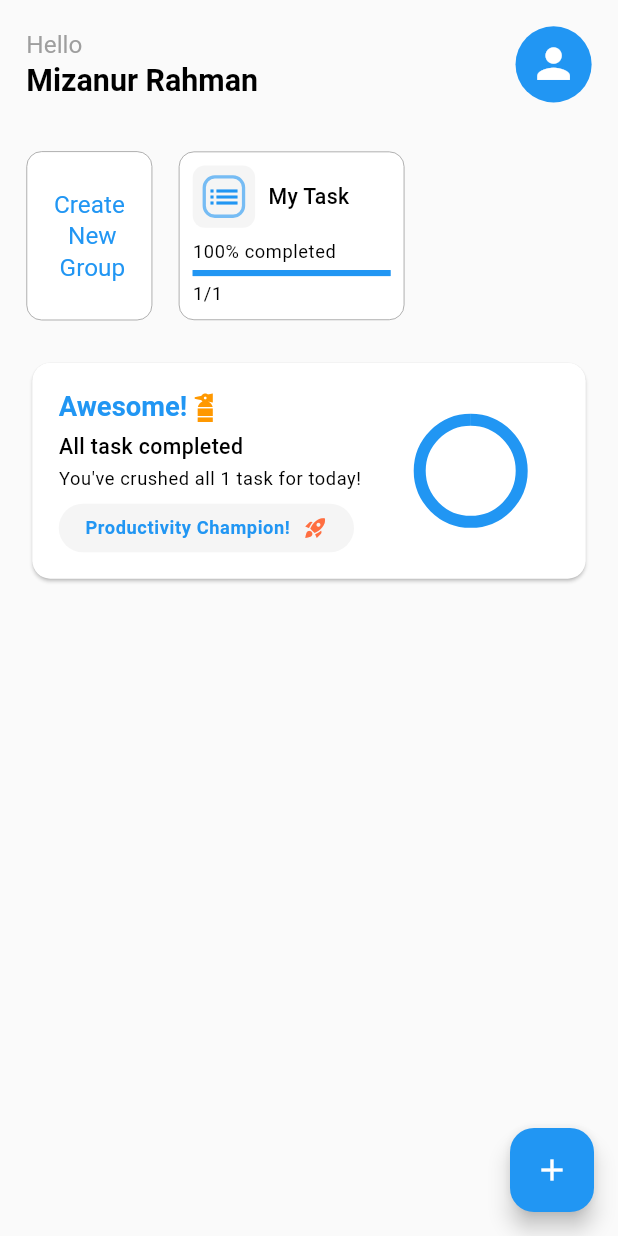
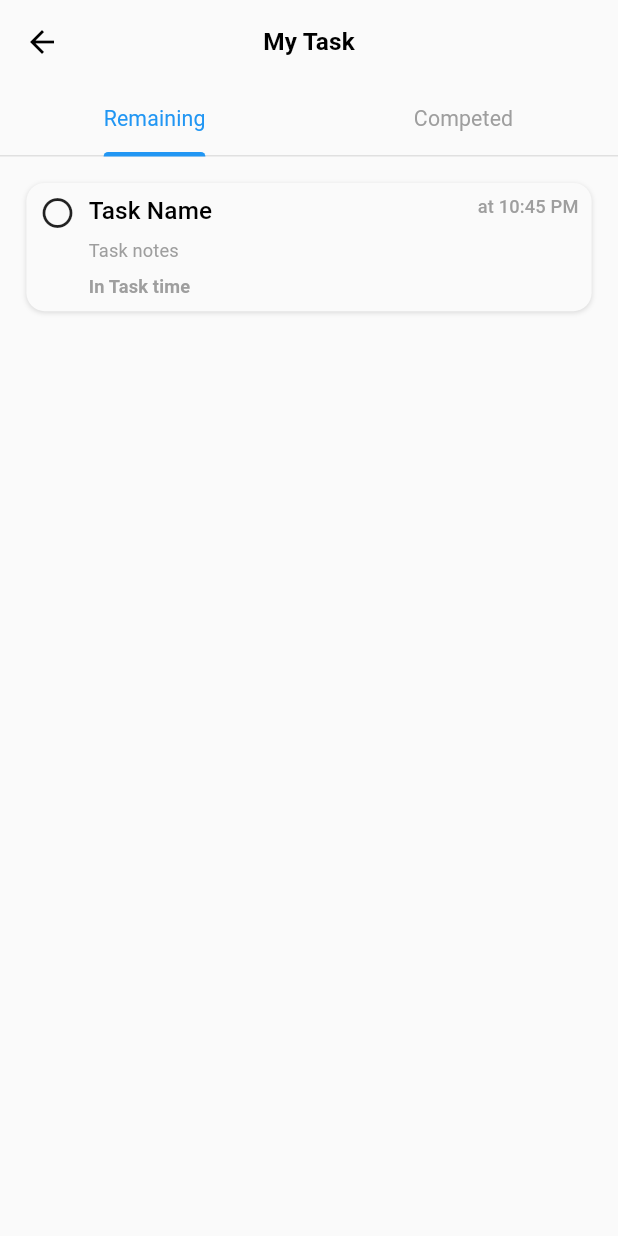
Before and after one commit to mizan77mr/Work-Track, a Flutter app: the HomeView screen opened directly, after a tap on "My Task", on a phone screen of 412 x 824 dp. Run offline on Flutter 3.47's test engine with Material 3 defaults, Android fonts, the phone set to English and light mode, and no system bars; our stand-ins replace flutter_screenutil, flutter_svg, get.

Commit message:
all task screen,task remaining and completed screen UI done

```diff
--- a/lib/core/constants/assets_path/icons_path.dart
+++ b/lib/core/constants/assets_path/icons_path.dart
@@ -4,4 +4,6 @@ class IconsPath {
   static const String calenderIcon = '$_basePath/calendar.png';
   static const String sparklesIcon = '$_basePath/sparkles.png';
   static const String notificationIcon = '$_basePath/notificaiton.png';
+  static const String aiIcon = '$_basePath/ai_icon.png';
+  static const String sparklesIcon1 = '$_basePath/sparkles_icon.png';
 }
--- a/lib/core/routes/app_routes.dart
+++ b/lib/core/routes/app_routes.dart
@@ -3,11 +3,13 @@ import 'package:work_track/features/ai/view/ai_view.dart';
 import 'package:work_track/features/auth/view/onboarding_view.dart';
 import 'package:work_track/features/auth/view/splash_view.dart';
 import 'package:work_track/features/calendar/view/calendar_view.dart';
+import 'package:work_track/features/home/view/all_task_view.dart';
 import 'package:work_track/features/home/view/create_task_view.dart';
 import 'package:work_track/features/home/view/home_view.dart';
 import 'package:work_track/features/home/view/intro_home_view.dart';
 import 'package:work_track/features/main_bottom_nav/view/main_bottom_nav_view.dart';
 import 'package:work_track/features/notificatios/view/notifications_view.dart';
+import 'package:work_track/features/profile/view/profile_view.dart';
 
 class AppRoutes {
   static Route<dynamic> route(RouteSettings setting) {
@@ -30,6 +32,10 @@ class AppRoutes {
       screenWidget = NotificationsView();
     } else if (setting.name == CreateTaskView.name) {
       screenWidget = CreateTaskView();
+    } else if (setting.name == AllTaskView.name) {
+      screenWidget = AllTaskView();
+    } else if (setting.name == ProfileView.name) {
+      screenWidget = ProfileView();
     }
 
     return MaterialPageRoute(builder: (context) => screenWidget);
--- /dev/null
+++ b/lib/features/home/view/all_task_view.dart
@@ -0,0 +1,47 @@
+import 'package:flutter/material.dart';
+import 'package:flutter_screenutil/flutter_screenutil.dart';
+import 'package:work_track/core/constants/app_colors.dart';
+import 'package:work_track/core/themes/app_text_theme.dart';
+import 'package:work_track/core/utils/gap.dart';
+import 'package:work_track/features/home/view/completed_task_view.dart';
+import 'package:work_track/features/home/view/remaining_task_view.dart';
+
+class AllTaskView extends StatefulWidget {
+  const AllTaskView({super.key});
+
+  static final String name = 'all-task-screen';
+
+  @override
+  State<AllTaskView> createState() => _AllTaskViewState();
+}
+
+class _AllTaskViewState extends State<AllTaskView> {
+  @override
+  Widget build(BuildContext context) {
+    return DefaultTabController(
+      length: 2,
+      child: Scaffold(
+        appBar: AppBar(title: Text('My Task')),
+        body: Column(
+          children: [
+            TabBar(
+              dividerColor: Colors.grey.shade300,
+              labelPadding: EdgeInsetsGeometry.all(12.w),
+              labelStyle: fontSize14(
+                context,
+              ).copyWith(fontWeight: FontWeight.w400, letterSpacing: 0.1.sp),
+              labelColor: AppColors.themeColor,
+              unselectedLabelColor: Colors.grey,
+              tabs: [Text('Remaining'), Text('Competed')],
+            ),
+            Expanded(
+              child: TabBarView(
+                children: [RemainingTaskView(), CompletedTaskView()],
+              ),
+            ),
+          ],
+        ),
+      ),
+    );
+  }
+}
--- a/lib/features/home/view/create_task_view.dart
+++ b/lib/features/home/view/create_task_view.dart
@@ -22,8 +22,7 @@ class _CreateTaskViewState extends State<CreateTaskView> {
 
   @override
   Widget build(BuildContext context) {
-    return SafeArea(
-      child: Scaffold(
+    return Scaffold(
       appBar: AppBar(
         title: Text(
           'Create Task',
@@ -36,6 +35,7 @@ class _CreateTaskViewState extends State<CreateTaskView> {
       ),
       body: Padding(
         padding: EdgeInsets.all(16.w),
+        child: SafeArea(
           child: Column(
             crossAxisAlignment: CrossAxisAlignment.start,
             children: [
--- a/lib/features/home/view/home_view.dart
+++ b/lib/features/home/view/home_view.dart
@@ -3,6 +3,7 @@ import 'package:flutter_screenutil/flutter_screenutil.dart';
 import 'package:work_track/core/constants/app_colors.dart';
 import 'package:work_track/core/themes/app_text_theme.dart';
 import 'package:work_track/core/utils/gap.dart';
+import 'package:work_track/features/home/view/all_task_view.dart';
 import 'package:work_track/features/home/widgets/user_name_and_image_template.dart';
 
 class HomeView extends StatefulWidget {
@@ -17,9 +18,9 @@ class HomeView extends StatefulWidget {
 class _HomeViewState extends State<HomeView> {
   @override
   Widget build(BuildContext context) {
-    return SafeArea(
-      child: Scaffold(
-        body: Padding(
+    return Scaffold(
+      body: SafeArea(
+        child: Padding(
           padding: EdgeInsets.all(16.w),
           child: Column(
             children: [
@@ -32,17 +33,17 @@ class _HomeViewState extends State<HomeView> {
             ],
           ),
         ),
-        floatingActionButton: FloatingActionButton(
-          onPressed: () {},
-          child: Icon(Icons.add, color: Colors.white),
-        ),
+      ),
+      floatingActionButton: FloatingActionButton(
+        onPressed: () {},
+        child: Icon(Icons.add, color: Colors.white),
       ),
     );
   }
 
 
 
-  Card _buildAllTaskCompletedPopup(BuildContext context) {
+  Widget _buildAllTaskCompletedPopup(BuildContext context) {
     return Card(
       elevation: 1,
       child: Container(
@@ -144,7 +145,7 @@ class _HomeViewState extends State<HomeView> {
         ),
         Gap.width(16),
         GestureDetector(
-          onTap: () {},
+          onTap: ()=>Navigator.pushNamed(context, AllTaskView.name),
           child: Container(
             padding: EdgeInsets.all(8.w),
             decoration: BoxDecoration(
--- /dev/null
+++ b/lib/features/home/view/remaining_task_view.dart
@@ -0,0 +1,20 @@
+import 'package:flutter/material.dart';
+import 'package:work_track/features/home/widgets/task_card.dart';
+
+class RemainingTaskView extends StatefulWidget {
+  const RemainingTaskView({super.key});
+
+  @override
+  State<RemainingTaskView> createState() => _RemainingTaskViewState();
+}
+
+class _RemainingTaskViewState extends State<RemainingTaskView> {
+  @override
+  Widget build(BuildContext context) {
+    return Column(
+      children: [
+        TaskCard(),
+      ],
+    );
+  }
+}
--- /dev/null
+++ b/lib/features/home/widgets/task_card.dart
@@ -0,0 +1,97 @@
+import 'package:flutter/material.dart';
+import 'package:flutter_screenutil/flutter_screenutil.dart';
+import 'package:work_track/core/constants/app_colors.dart';
+import 'package:work_track/core/themes/app_text_theme.dart';
+import 'package:work_track/core/utils/gap.dart';
+
+class TaskCard extends StatefulWidget {
+  const TaskCard({super.key});
+
+  @override
+  State<TaskCard> createState() => _TaskCardState();
+}
+
+class _TaskCardState extends State<TaskCard> {
+  bool _isSelected = false;
+
+  @override
+  Widget build(BuildContext context) {
+    return Container(
+      width: double.infinity,
+      margin: EdgeInsets.all(16.w),
+      padding: EdgeInsets.only(top: 8.h, bottom: 8.h, right: 8.w),
+      decoration: BoxDecoration(
+        color: Colors.grey.shade50,
+        borderRadius: BorderRadius.circular(12.r),
+        boxShadow: [
+          BoxShadow(
+            color: Colors.black12,
+            blurRadius: 2.r,
+            offset: Offset(0, 1),
+          ),
+        ],
+      ),
+      child: Row(
+        crossAxisAlignment: CrossAxisAlignment.start,
+        mainAxisSize: MainAxisSize.min,
+        children: [
+          Padding(
+            padding: EdgeInsets.only(left: 8.w, right: 8.w),
+            child: InkWell(
+              onTap: () {
+                setState(() {
+                  _isSelected = !_isSelected;
+                });
+              },
+              child: _isSelected
+                  ? Icon(Icons.check_circle, color: AppColors.themeColor)
+                  : Icon(Icons.radio_button_off),
+            ),
+          ),
+
+          Column(
+            crossAxisAlignment: CrossAxisAlignment.start,
+            children: [
+              Text(
+                'Task Name',
+                style: fontSize16(context).copyWith(
+                  fontWeight: FontWeight.w500,
+                  letterSpacing: 0.1.sp,
+                  decoration: _isSelected ? TextDecoration.lineThrough : null,
+                  decorationStyle: TextDecorationStyle.solid,
+                ),
+              ),
+              Gap.height(8),
+              Text(
+                'Task notes',
+                style: fontSize12(context).copyWith(
+                  color: Colors.grey,
+                  fontWeight: FontWeight.w400,
+                  letterSpacing: 0.1.sp,
+                ),
+              ),
+              Gap.height(8),
+              Text(
+                'In Task time',
+                style: fontSize12(context).copyWith(
+                  fontWeight: FontWeight.bold,
+                  color: Colors.grey,
+                  letterSpacing: 0.1.sp,
+                ),
+              ),
+            ],
+          ),
+          Spacer(),
+          Text(
+            'at 10:45 PM',
+            style: fontSize12(context).copyWith(
+              color: Colors.grey,
+              fontWeight: FontWeight.w500,
+              letterSpacing: 0.1.sp,
+            ),
+          ),
+        ],
+      ),
+    );
+  }
+}
```
Also changed, not shown: lib/features/ai/view/ai_view.dart (+128 -1 lines), lib/features/home/view/completed_task_view.dart (added, +16 -0 lines), lib/features/notificatios/view/notifications_view.dart (+29 -1 lines), lib/features/profile/view/profile_view.dart (added, +19 -0 lines), assets/icons/ai_icon.png (added), assets/icons/sparkles_icon.png (added). Lines whose indentation alone changed are shown as unchanged.
